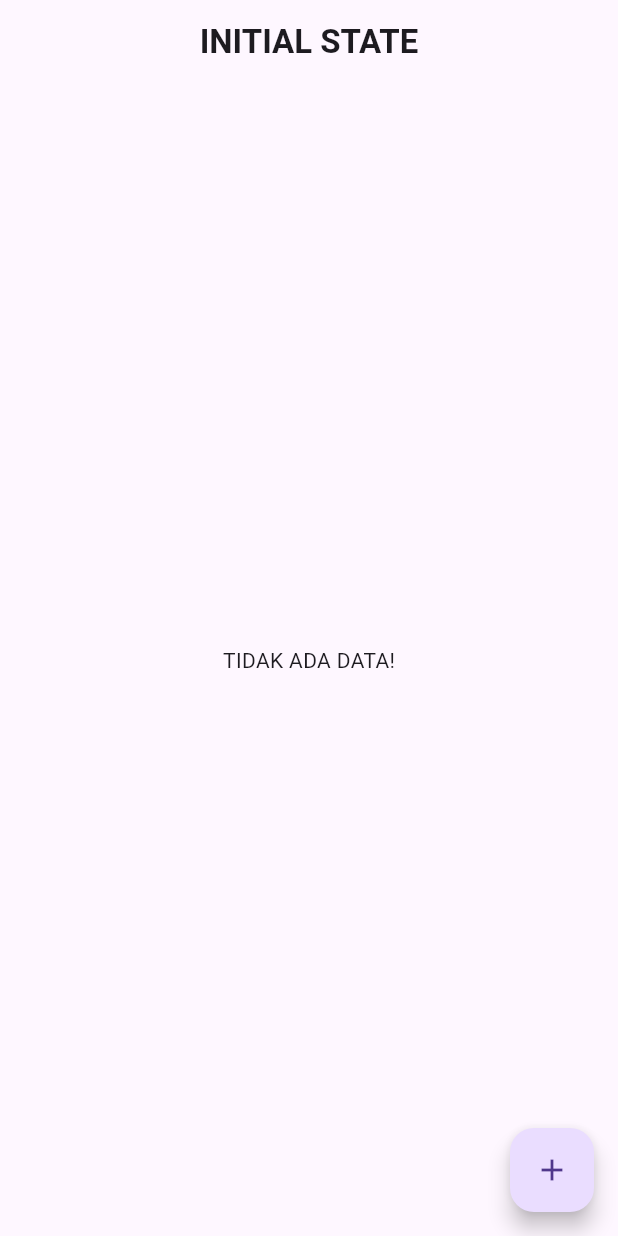
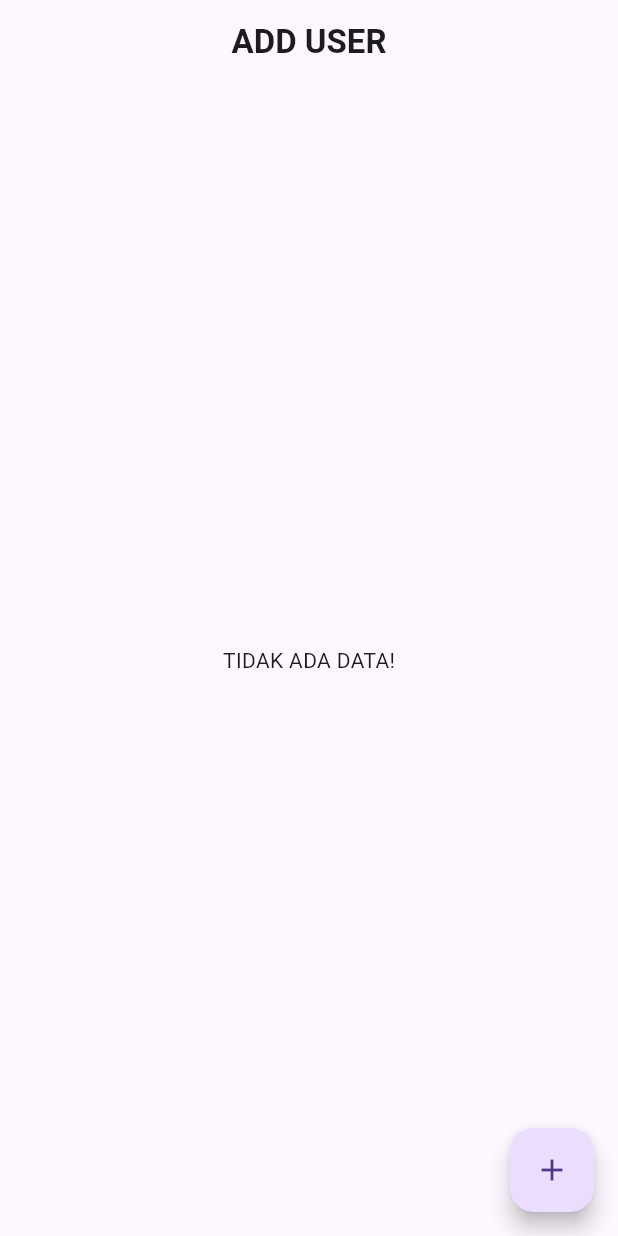
Before and after one commit to iqbalsuwandi20/state-managemet-bloc, a Flutter app: the screen it shows after launch, on a phone screen of 412 x 824 dp. Run offline on Flutter 3.47's test engine with Material 3 defaults, Android fonts, the light colour scheme and no system bars; our stand-ins replace bloc, flutter_bloc.

Commit message:
add user

```diff
--- a/lib/bloc/user/user_event.dart
+++ b/lib/bloc/user/user_event.dart
@@ -2,3 +2,9 @@ part of 'user_bloc.dart';
 
 @immutable
 sealed class UserEvent {}
+
+class AddUserEvent extends UserEvent {
+  AddUserEvent(this.user);
+
+  final User user;
+}
--- a/lib/bloc/user/user_state.dart
+++ b/lib/bloc/user/user_state.dart
@@ -10,3 +10,15 @@ sealed class UserState {
 final class UserInitial extends UserState {
   const UserInitial(super.allUsers);
 }
+
+final class UserLoading extends UserState {
+  const UserLoading(super.allUsers);
+}
+
+final class UserFinish extends UserState {
+  const UserFinish(super.allUsers);
+}
+
+final class UserError extends UserState {
+  const UserError(super.allUsers);
+}
--- a/lib/pages/home/home_page.dart
+++ b/lib/pages/home/home_page.dart
@@ -16,7 +16,7 @@ class HomePage extends StatelessWidget {
     return Scaffold(
       appBar: AppBar(
         title: Text(
-          "Initial State".toUpperCase(),
+          "Add user".toUpperCase(),
           style: const TextStyle(fontWeight: FontWeight.bold),
         ),
         centerTitle: true,
@@ -57,7 +57,7 @@ class HomePage extends StatelessWidget {
         onPressed: () => Navigator.push(
           context,
           MaterialPageRoute(
-            builder: (context) => const AddPage(),
+            builder: (context) => AddPage(),
           ),
         ),
         child: const Icon(Icons.add),
```
Also changed, not shown: lib/bloc/user/user_bloc.dart (+9 -1 lines), lib/pages/add/add_page.dart (+31 -6 lines).
